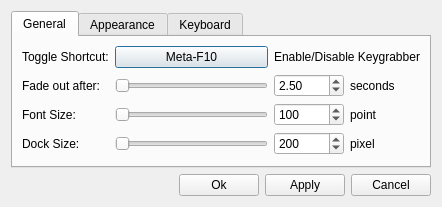
Before: the Qt Designer form gui/dialog.ui in gergap/keystroke, drawn with Qt 5.
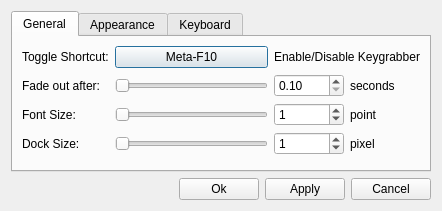
After: the same form once the commit is applied.

Commit message: Fix dialog default values and tab order.

What changed in the file:
```diff
--- a/gui/dialog.ui
+++ b/gui/dialog.ui
@@ -7,7 +7,7 @@
     <x>0</x>
     <y>0</y>
     <width>442</width>
-    <height>205</height>
+    <height>211</height>
    </rect>
   </property>
   <property name="windowTitle">
@@ -30,7 +30,7 @@
           <number>200</number>
          </property>
          <property name="value">
-          <number>100</number>
+          <number>1</number>
          </property>
         </widget>
        </item>
@@ -91,7 +91,7 @@
           <double>30.000000000000000</double>
          </property>
          <property name="value">
-          <double>2.500000000000000</double>
+          <double>0.100000000000000</double>
          </property>
         </widget>
        </item>
@@ -142,7 +142,7 @@
           <number>800</number>
          </property>
          <property name="value">
-          <number>200</number>
+          <number>1</number>
          </property>
         </widget>
        </item>
```
Left out of the diff: 40 changed lines with no effect on the pictures.
